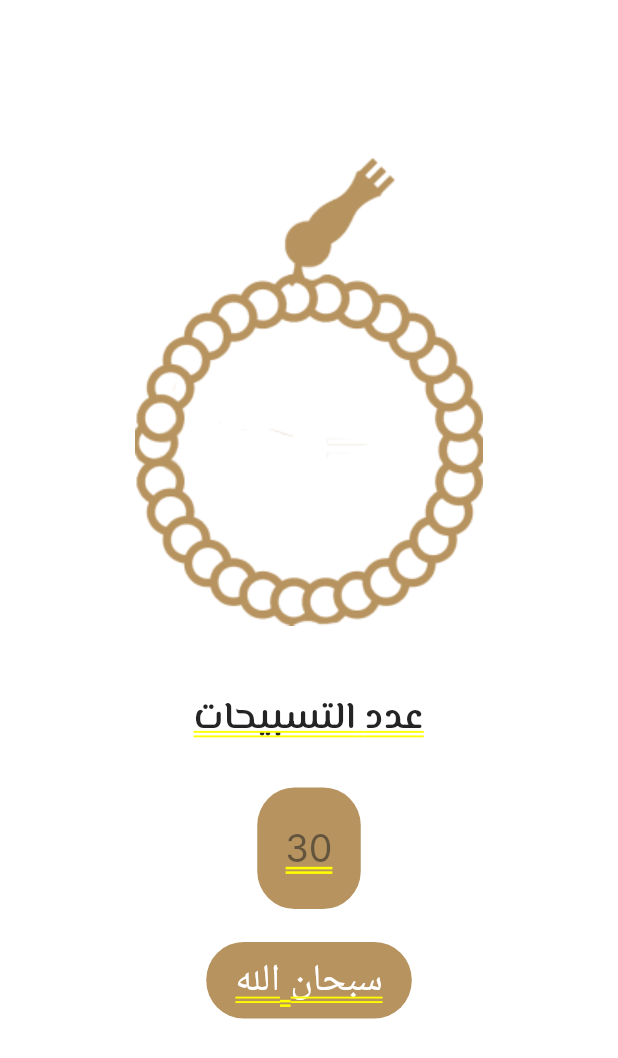
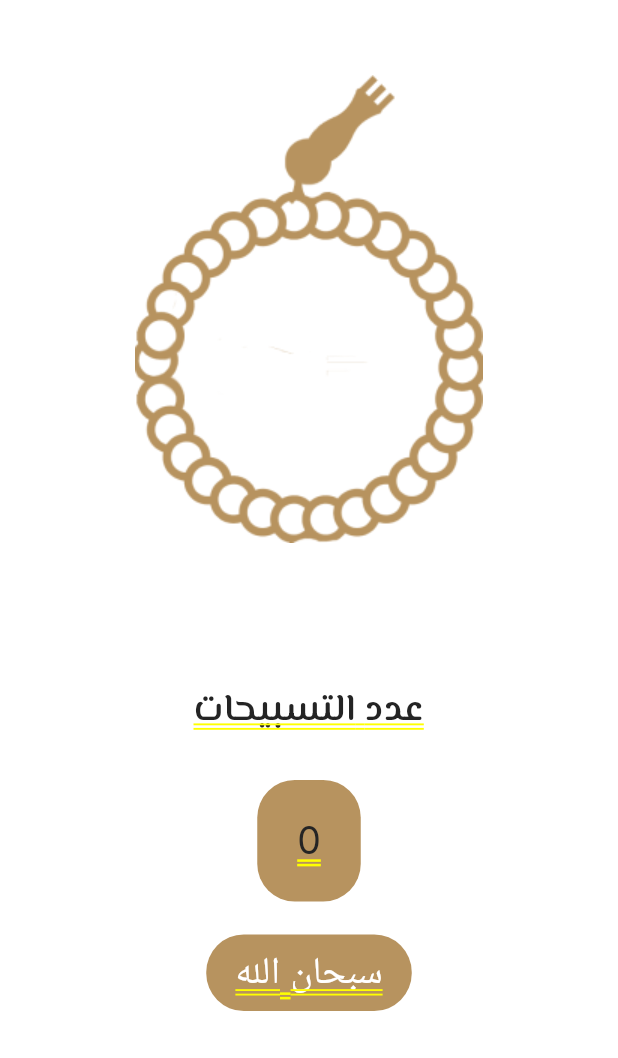
Before and after one commit to mo-kishk-123/Islami-App, a Flutter app: the Sebha screen opened by its route, on a phone screen of 412 x 824 dp. Shown: the top 1058 px of the screen. Run offline on Flutter 3.47's test engine with Material 3 defaults, Android fonts, the phone set to English and light mode, and no system bars; our stand-ins replace google_fonts.

Commit message:
edite in sebha

```diff
--- a/lib/Home/tabs/sebha_tab.dart
+++ b/lib/Home/tabs/sebha_tab.dart
@@ -8,15 +8,29 @@ class Sebha extends StatelessWidget {
 
   @override
   Widget build(BuildContext context) {
+    List<String>azkar =[
+      "سبحان الله",
+      "الحمد الله",
+      "لا اله الا الله",
+      "الله اكبر",
+    ];
+    int index =0;
+    int counter =0;
     return Container(
       width: double.infinity,
       child: Column(
         crossAxisAlignment: CrossAxisAlignment.center,
         children: [
-          SizedBox(
-            height: 105,
+          Expanded(
+            flex: 3,
+              child:
+              Image.asset("assets/images/sebha.png")
           ),
-          Image.asset("assets/images/sebha.png"),
+
+          Expanded(
+              flex: 3,
+              child: Column(
+                children: [
                   SizedBox(
                     height: 43,
                   ),
@@ -43,9 +57,9 @@ class Sebha extends StatelessWidget {
                       borderRadius: BorderRadius.circular(25),
                     ),
                     child: Center(
-              child: Text("30",
+                      child: Text("$counter",
                           style: GoogleFonts.inter(
-                    color: Color(0xFF242424).withOpacity(.57),
+                            color: Color(0xFF242424),
                             fontWeight: FontWeight.w400,
                             fontSize: 25,
                           )),
@@ -54,7 +68,11 @@ class Sebha extends StatelessWidget {
                   SizedBox(
                     height: 22,
                   ),
-          Container(
+                  InkWell(
+                    onTap: () {
+
+                    },
+                    child: Container(
                       width: 137,
                       height: 51,
                       decoration: BoxDecoration(
@@ -62,7 +80,7 @@ class Sebha extends StatelessWidget {
                         borderRadius: BorderRadius.circular(25),
                       ),
                       child: Center(
-              child: Text("سبحان الله",
+                        child: Text("${azkar[index]}",
                             style: GoogleFonts.inter(
                               color: Color(0xFFFFFFFF),
                               fontWeight: FontWeight.w400,
@@ -70,6 +88,10 @@ class Sebha extends StatelessWidget {
                             )),
                       ),
                     ),
+                  ),
+                ],
+              )),
+
         ],
       ),
     );
```
Also changed, not shown: 1 other file. Lines whose indentation alone changed are shown as unchanged.
